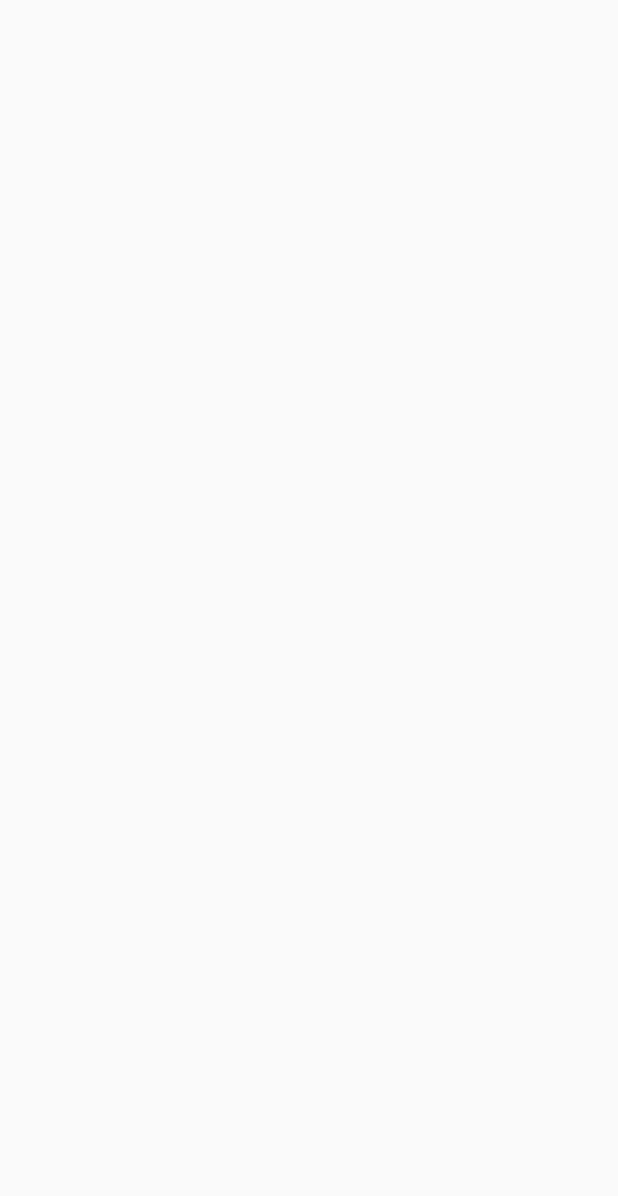
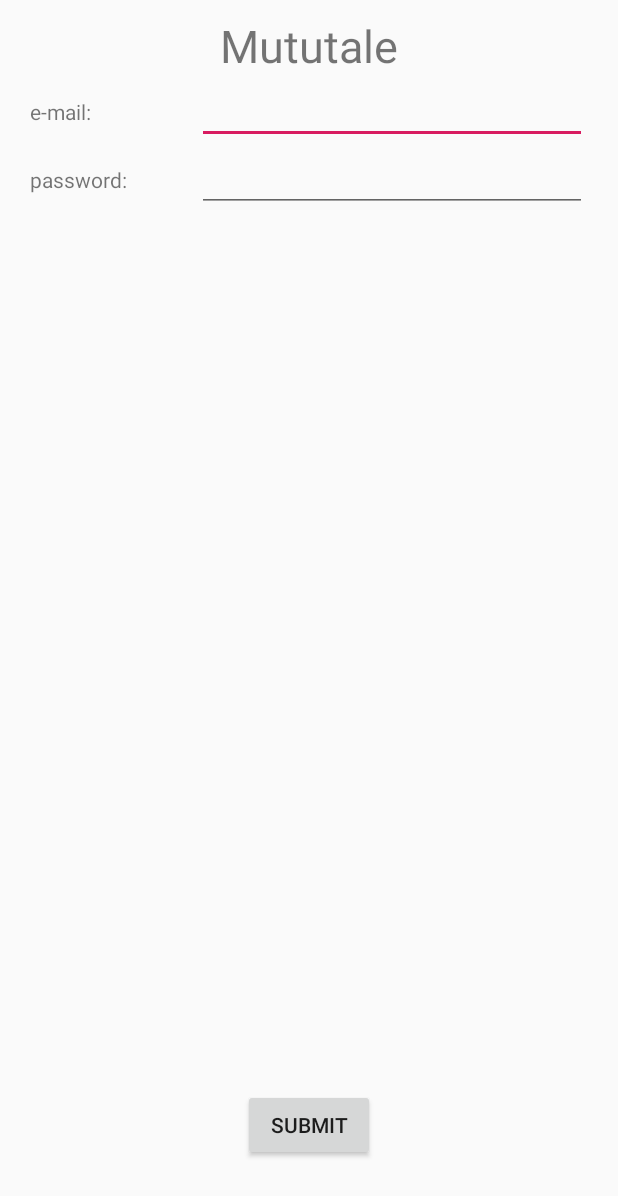
Before and after one commit to GadWissberg/shared-story-client, an Android app: the screen it shows after launch (MainActivity before the commit, LoginActivity after it), on a phone screen of 412 x 824 dp. Before the commit the part shown is empty. Shown: the top 1196 px of the screen. Run offline under Robolectric (Android 15) with nearby library versions, the phone set to English and light mode, and no system bars.

Commit message:
Added login screen.

```diff
--- a/app/build.gradle
+++ b/app/build.gradle
@@ -32,4 +32,5 @@ dependencies {
     testImplementation 'junit:junit:4.12'
     androidTestImplementation 'androidx.test.ext:junit:1.1.0'
     androidTestImplementation 'androidx.test.espresso:espresso-core:3.1.1'
+    implementation 'com.android.support:support-annotations:28.0.0'
 }
--- a/app/src/main/AndroidManifest.xml
+++ b/app/src/main/AndroidManifest.xml
@@ -10,7 +10,7 @@
         android:supportsRtl="true"
         android:theme="@style/AppTheme">
         <activity
-            android:name=".activities.MainActivity"
+            android:name=".activities.LoginActivity"
             android:label="@string/app_name"
             android:theme="@style/AppTheme.NoActionBar">
             <intent-filter>
--- a/app/src/main/java/com/gadarts/neverendingstory/activities/MainActivity.java
+++ b/app/src/main/java/com/gadarts/neverendingstory/activities/ListActivity.java
@@ -1,6 +1,5 @@
 package com.gadarts.neverendingstory.activities;
 
-import android.os.Build;
 import android.os.Bundle;
 
 import com.gadarts.neverendingstory.HttpCallTask;
@@ -14,19 +13,17 @@ import com.google.gson.JsonObject;
 
 import java.util.ArrayList;
 
-import androidx.annotation.RequiresApi;
 import androidx.fragment.app.FragmentActivity;
 import androidx.fragment.app.FragmentTransaction;
 import okhttp3.OkHttpClient;
 
-public class MainActivity extends FragmentActivity {
+public class ListActivity extends FragmentActivity {
 
     private static final String GET_STORIES = "http://192.168.1.136:5000/get_stories";
     private static final String STORIES = "stories";
     private OkHttpClient client;
     private Gson gson = new Gson();
 
-    @RequiresApi(api = Build.VERSION_CODES.N)
     @Override
     protected void onCreate(Bundle savedInstanceState) {
         super.onCreate(savedInstanceState);
--- /dev/null
+++ b/app/src/main/java/com/gadarts/neverendingstory/activities/LoginActivity.java
@@ -0,0 +1,22 @@
+package com.gadarts.neverendingstory.activities;
+
+import android.os.Bundle;
+import android.widget.Button;
+import android.widget.Toast;
+
+import com.gadarts.neverendingstory.R;
+
+import androidx.annotation.Nullable;
+import androidx.fragment.app.FragmentActivity;
+
+public class LoginActivity extends FragmentActivity {
+    @Override
+    protected void onCreate(@Nullable Bundle savedInstanceState) {
+        super.onCreate(savedInstanceState);
+        setContentView(R.layout.login);
+        Button loginButton = findViewById(R.id.button_login);
+        loginButton.setOnClickListener(button -> Toast
+                .makeText(LoginActivity.this, "TEST", Toast.LENGTH_LONG)
+                .show());
+    }
+}
--- a/app/src/main/java/com/gadarts/neverendingstory/fragments/StoriesListFragment.java
+++ b/app/src/main/java/com/gadarts/neverendingstory/fragments/StoriesListFragment.java
@@ -24,7 +24,7 @@ public class StoriesListFragment extends Fragment {
     public View onCreateView(@NonNull LayoutInflater inflater,
                              @Nullable ViewGroup container,
                              @Nullable Bundle savedInstanceState) {
-        return inflater.inflate(R.layout.content_main, container, false);
+        return inflater.inflate(R.layout.content_list, container, false);
     }
 
     @Override
--- /dev/null
+++ b/app/src/main/res/layout/login.xml
@@ -0,0 +1,70 @@
+<?xml version="1.0" encoding="utf-8"?>
+<LinearLayout xmlns:android="http://schemas.android.com/apk/res/android"
+    android:layout_width="match_parent"
+    android:layout_height="match_parent"
+    android:orientation="vertical"
+    android:paddingStart="20dp"
+    android:paddingEnd="20dp">
+
+    <TextView
+        android:layout_width="match_parent"
+        android:layout_height="wrap_content"
+        android:layout_marginTop="10dp"
+        android:text="@string/app_name"
+        android:textAlignment="center"
+        android:textSize="30sp" />
+
+    <LinearLayout
+        android:layout_width="match_parent"
+        android:layout_height="wrap_content"
+        android:orientation="horizontal">
+
+        <TextView
+            android:layout_width="0dp"
+            android:layout_height="wrap_content"
+            android:layout_weight="0.3"
+            android:maxLines="1"
+            android:text="@string/e_mail" />
+
+        <EditText
+            android:id="@+id/mail"
+            android:layout_width="0dp"
+            android:layout_height="wrap_content"
+            android:layout_weight="0.7"
+            android:inputType="text" />
+    </LinearLayout>
+
+    <LinearLayout
+        android:layout_width="match_parent"
+        android:layout_height="wrap_content"
+        android:orientation="horizontal">
+
+        <TextView
+            android:layout_width="0dp"
+            android:layout_height="wrap_content"
+            android:layout_weight="0.3"
+            android:maxLines="1"
+            android:text="@string/password" />
+
+        <EditText
+            android:id="@+id/password"
+            android:layout_width="0dp"
+            android:layout_height="wrap_content"
+            android:layout_weight="0.7"
+            android:inputType="textPassword" />
+    </LinearLayout>
+
+    <RelativeLayout
+        android:layout_width="match_parent"
+        android:layout_height="match_parent"
+        android:gravity="bottom"
+        android:padding="50dp">
+
+        <Button
+            android:id="@+id/button_login"
+            android:layout_width="wrap_content"
+            android:layout_height="wrap_content"
+            android:layout_centerInParent="true"
+            android:text="@string/submit" />
+    </RelativeLayout>
+</LinearLayout>
--- a/app/src/main/res/menu/menu_main.xml
+++ b/app/src/main/res/menu/menu_main.xml
@@ -1,7 +1,7 @@
 <menu xmlns:android="http://schemas.android.com/apk/res/android"
     xmlns:app="http://schemas.android.com/apk/res-auto"
     xmlns:tools="http://schemas.android.com/tools"
-    tools:context="com.gadarts.neverendingstory.activities.MainActivity">
+    tools:context="com.gadarts.neverendingstory.activities.ListActivity">
     <item
         android:id="@+id/action_settings"
         android:orderInCategory="100"
--- a/app/src/main/res/values/strings.xml
+++ b/app/src/main/res/values/strings.xml
@@ -1,4 +1,7 @@
 <resources>
-    <string name="app_name">Never Ending Story</string>
+    <string name="app_name">Mututale</string>
     <string name="action_settings">Settings</string>
+    <string name="e_mail">e-mail:</string>
+    <string name="password">password:</string>
+    <string name="submit">submit</string>
 </resources>
```
Also changed, not shown: app/src/main/res/layout/content_list.xml (renamed from app/src/main/res/layout/content_main.xml), 2 other files.
